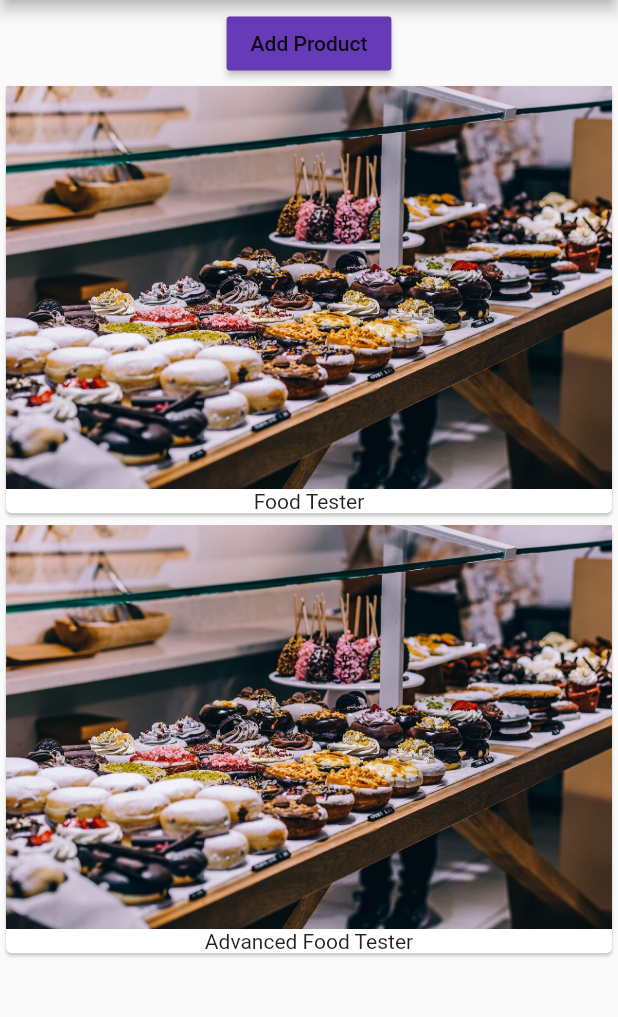
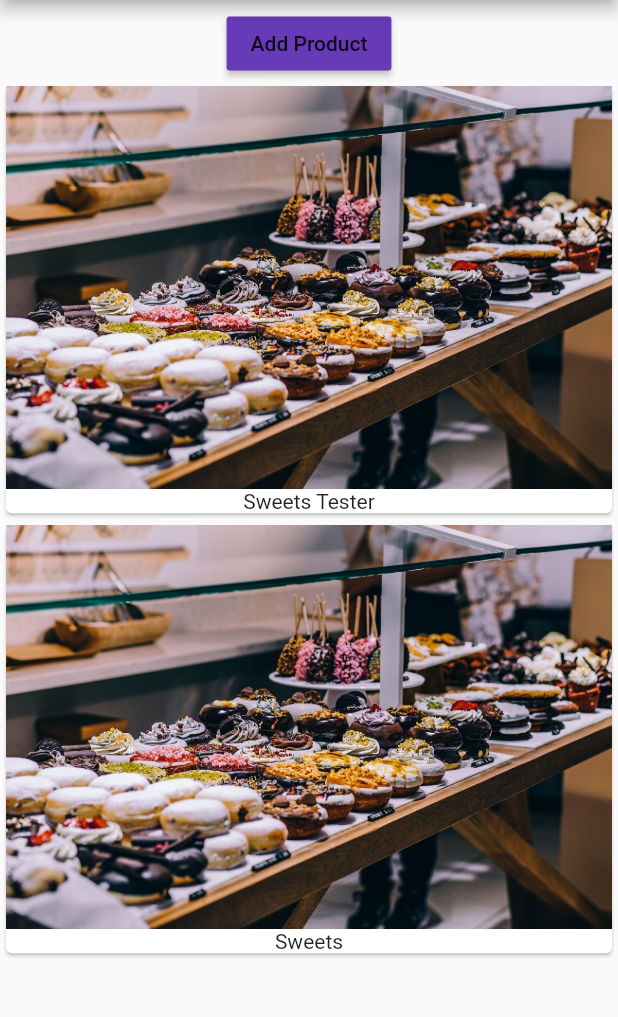
Before and after one commit to VasanthakumarV/mm-flutter, a Flutter app: the screen it shows after launch, after a tap on "Add Product", on a phone screen of 412 x 824 dp, the part 84-1101 px from its top. Run offline on Flutter 3.47's test engine with Material 2 defaults, Android fonts, the phone set to English and light mode, and no system bars.

```diff
--- a/intro/lib/main.dart
+++ b/intro/lib/main.dart
@@ -16,7 +16,7 @@ class MyApp extends StatelessWidget {
         appBar: AppBar(
           title: Text("Easy list"),
         ),
-        body: ProductManager('Food Tester'),
+        body: ProductManager(),
       ),
     );
   }
--- /dev/null
+++ b/intro/lib/product_control.dart
@@ -0,0 +1,17 @@
+import 'package:flutter/material.dart';
+
+class ProductController extends StatelessWidget {
+  final Function addProduct;
+  ProductController(this.addProduct);
+
+  @override
+  Widget build(BuildContext context) {
+    return RaisedButton(
+      color: Theme.of(context).textSelectionColor,
+      onPressed: () {
+        addProduct("Sweets");
+      },
+      child: Text("Add Product"),
+    );
+  }
+}
--- a/intro/lib/product_manager.dart
+++ b/intro/lib/product_manager.dart
@@ -1,10 +1,11 @@
 import 'package:flutter/material.dart';
 
 import './products.dart';
+import './product_control.dart';
 
 class ProductManager extends StatefulWidget {
   final String startingProduct;
-  ProductManager(this.startingProduct);
+  ProductManager({this.startingProduct = 'Sweets Tester'});
 
   @override
   State<StatefulWidget> createState() {
@@ -21,20 +22,18 @@ class _ProductManagerState extends State<ProductManager> {
     _products.add(widget.startingProduct);
   }
 
+  void _addProducts(String product) {
+    setState(() {
+      _products.add(product);
+    });
+  }
+
   @override
   Widget build(BuildContext context) {
     return Column(children: [
       Container(
         margin: EdgeInsets.fromLTRB(0.0, 5.0, 0.0, 0.0),
-        child: RaisedButton(
-          color: Theme.of(context).textSelectionColor,
-          onPressed: () {
-            setState(() {
-              _products.add("Advanced Food Tester");
-            });
-          },
-          child: Text("Add Product"),
-        ),
+        child: ProductController(_addProducts),
       ),
       Products(_products),
     ]);
```
